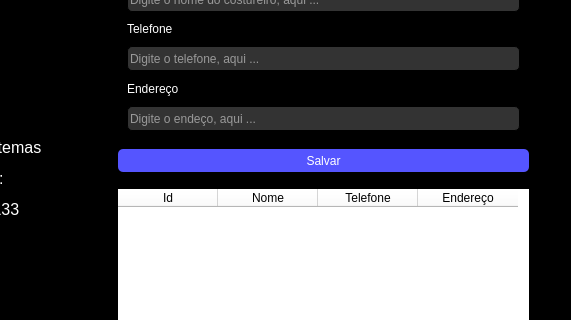
Old version of the form OficinaDeCostura.ui in the repository Kennedy7Sa/Projeto_Oficina_GUI_PyQt6; both pictures show x 172 to 743 and y 97 to 417 of the 743 by 552 pixel window.
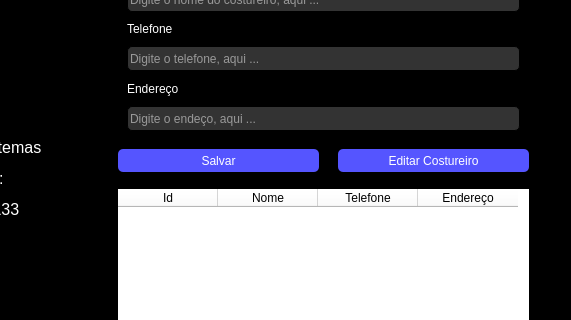
New version of the form. Icons and pictures are not drawn.

```diff
--- a/OficinaDeCostura.ui
+++ b/OficinaDeCostura.ui
@@ -123,7 +123,7 @@
        <rect>
         <x>10</x>
         <y>210</y>
-        <width>411</width>
+        <width>201</width>
         <height>23</height>
        </rect>
       </property>
@@ -250,6 +250,33 @@
        </item>
       </layout>
      </widget>
+     <widget class="QPushButton" name="btnEditar">
+      <property name="geometry">
+       <rect>
+        <x>230</x>
+        <y>210</y>
+        <width>191</width>
+        <height>23</height>
+       </rect>
+      </property>
+      <property name="styleSheet">
+       <string notr="true">QPushButton {
+    background-color: rgb(85, 85, 255);
+    color: rgb(255, 255, 255);
+    border-radius: 5px;
+    padding: 5px 10px;
+    border: none;
+}
+
+QPushButton:hover {
+    background-color: rgb(65, 65, 230); /* cor mais escura no hover */
+}
+</string>
+      </property>
+      <property name="text">
+       <string>Editar Costureiro</string>
+      </property>
+     </widget>
     </widget>
     <widget class="QWidget" name="tab_2">
      <attribute name="title">
```
Left out of the diff: 5 changed lines with no effect on the pictures.
